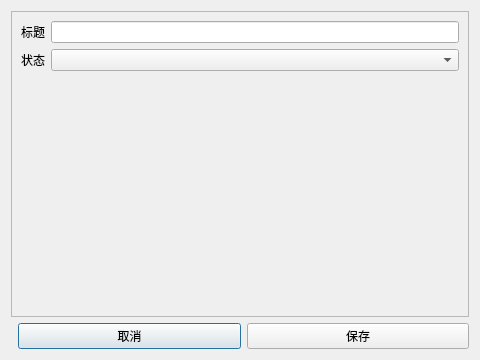
First picture: the form in src/research_workspace/presentation/ui/paper_editor_dialog.ui, repository parutarou0718-afk/research-workspace, before the edit.
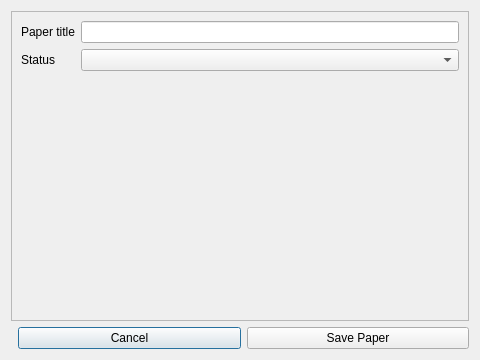
Second picture: the form after the edit.

Diff of the .ui file:
```diff
--- a/src/research_workspace/presentation/ui/paper_editor_dialog.ui
+++ b/src/research_workspace/presentation/ui/paper_editor_dialog.ui
@@ -9,9 +9,9 @@
     <property name="widgetResizable"><bool>true</bool></property>
     <widget class="QWidget" name="paperEditorContent">
      <layout class="QFormLayout" name="paperEditorFormLayout">
-      <item row="0" column="0"><widget class="QLabel" name="paperTitleLabel"><property name="text"><string>标题</string></property></widget></item>
+      <item row="0" column="0"><widget class="QLabel" name="paperTitleLabel"><property name="text"><string>Paper title</string></property></widget></item>
       <item row="0" column="1"><widget class="QLineEdit" name="paperTitleEdit"><property name="maxLength"><number>500</number></property></widget></item>
-      <item row="1" column="0"><widget class="QLabel" name="paperStatusLabel"><property name="text"><string>状态</string></property></widget></item>
+      <item row="1" column="0"><widget class="QLabel" name="paperStatusLabel"><property name="text"><string>Status</string></property></widget></item>
       <item row="1" column="1"><widget class="QComboBox" name="paperStatusCombo"/></item>
       <item row="2" column="0" colspan="2"><widget class="QLabel" name="paperRecoveryStatusLabel"><property name="text"><string/></property></widget></item>
       <item row="3" column="0" colspan="2"><widget class="QLabel" name="paperErrorLabel"><property name="text"><string/></property><property name="wordWrap"><bool>true</bool></property></widget></item>
@@ -20,8 +20,8 @@
    </widget></item>
    <item><layout class="QHBoxLayout" name="paperEditorButtonLayout">
     <item><spacer name="paperEditorButtonSpacer"><property name="orientation"><enum>Qt::Horizontal</enum></property></spacer></item>
-    <item><widget class="QPushButton" name="cancelPaperButton"><property name="text"><string>取消</string></property></widget></item>
-    <item><widget class="QPushButton" name="savePaperButton"><property name="text"><string>保存</string></property></widget></item>
+    <item><widget class="QPushButton" name="cancelPaperButton"><property name="text"><string>Cancel</string></property></widget></item>
+    <item><widget class="QPushButton" name="savePaperButton"><property name="text"><string>Save Paper</string></property></widget></item>
    </layout></item>
   </layout>
  </widget>
```
Left out of the diff: 2 changed lines with no effect on the pictures.
